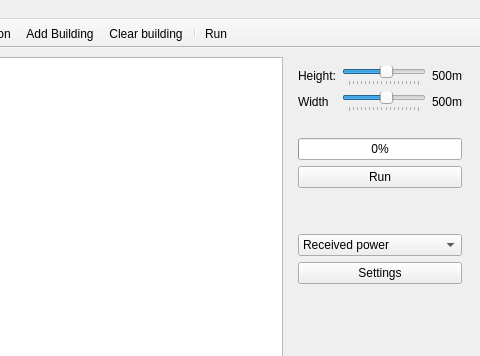
Qt form mainwindow.ui (tweeks111/ELEC-H-415-Communication-Channels) before a commit; both pictures show x 285 to 765 and y 0 to 356 of the 765 by 616 pixel window.
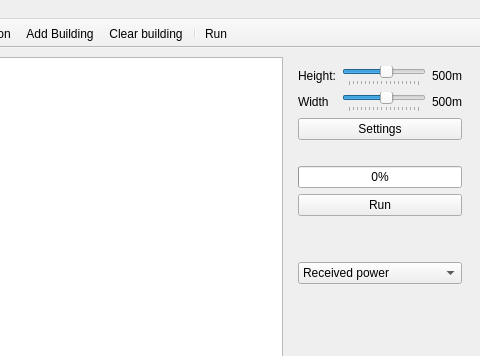
The same form after that commit. Icons and pictures are not drawn. Custom widgets are drawn as their Qt base class.

The edit to the form file:
```diff
--- a/mainwindow.ui
+++ b/mainwindow.ui
@@ -70,7 +70,7 @@
            </property>
           </widget>
          </item>
-         <item row="5" column="0" colspan="3">
+         <item row="6" column="0" colspan="3">
           <widget class="QProgressBar" name="progressBar">
            <property name="value">
             <number>0</number>
@@ -114,7 +114,7 @@
            </property>
           </widget>
          </item>
-         <item row="9" column="0" colspan="3">
+         <item row="10" column="0" colspan="3">
           <widget class="QComboBox" name="mapBox">
            <item>
             <property name="text">
@@ -138,7 +138,7 @@
            </item>
           </widget>
          </item>
-         <item row="7" column="1">
+         <item row="8" column="1">
           <spacer name="verticalSpacer">
            <property name="orientation">
             <enum>Qt::Vertical</enum>
@@ -151,14 +151,14 @@
            </property>
           </spacer>
          </item>
-         <item row="6" column="0" colspan="3">
+         <item row="7" column="0" colspan="3">
           <widget class="QPushButton" name="runBtn">
            <property name="text">
             <string>Run</string>
            </property>
           </widget>
          </item>
-         <item row="4" column="1">
+         <item row="5" column="1">
           <spacer name="verticalSpacer_2">
            <property name="orientation">
             <enum>Qt::Vertical</enum>
@@ -192,7 +192,7 @@
            </property>
           </widget>
          </item>
-         <item row="10" column="0" colspan="3">
+         <item row="4" column="0" colspan="3">
           <widget class="QPushButton" name="settingsBtn">
            <property name="text">
             <string>Settings</string>
```
